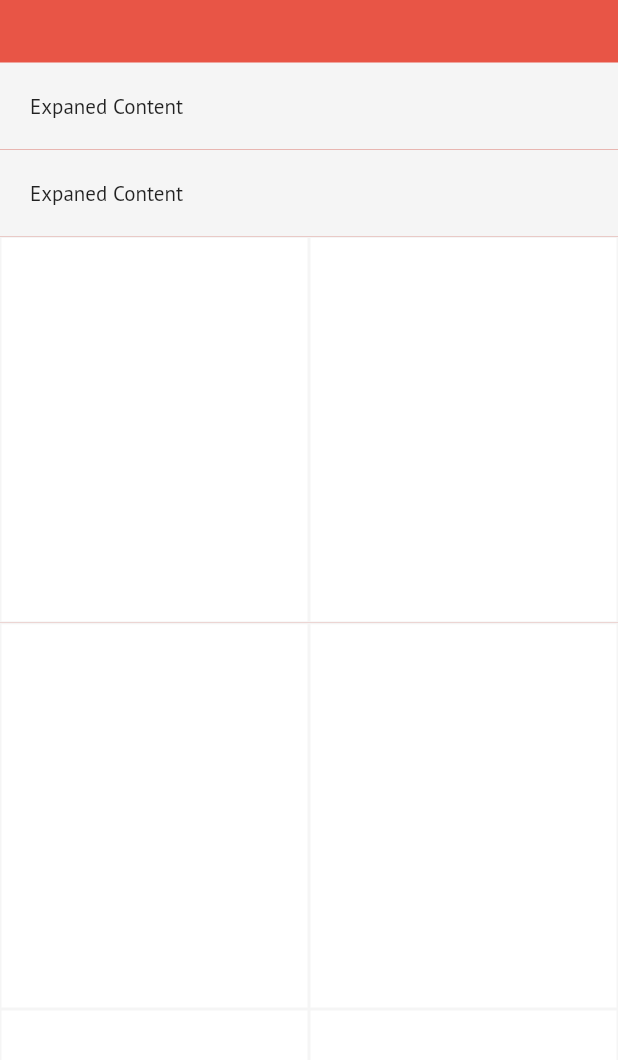
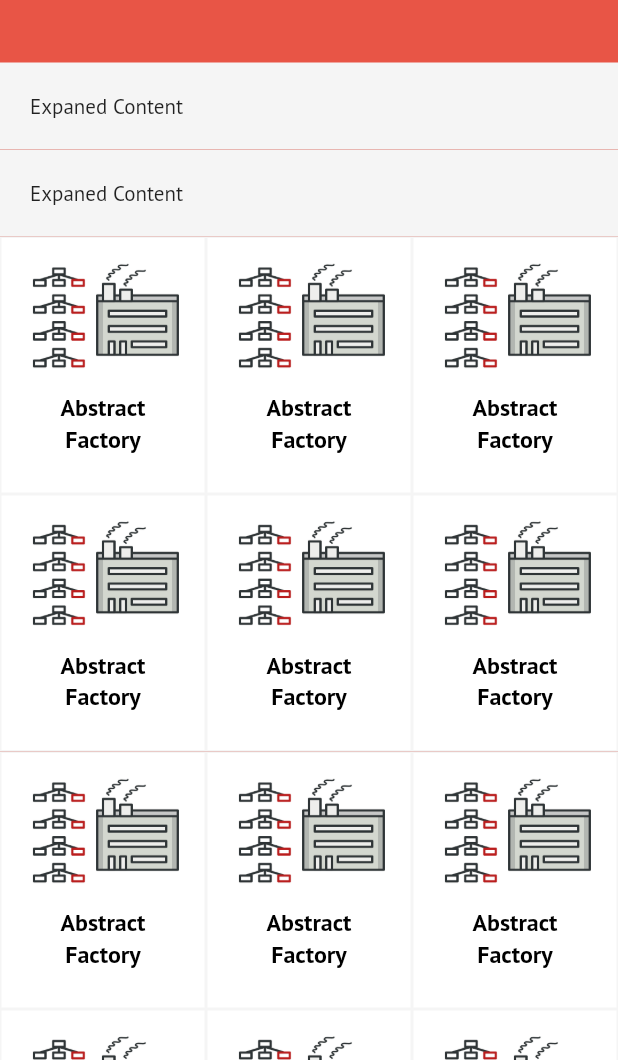
Before and after one commit to Noviko777/patterns_app, a Flutter app: the screen it shows after launch, on a phone screen of 412 x 824 dp, the part 176-1236 px from its top. Run offline on Flutter 3.47's test engine with Material 2 defaults, Android fonts, the phone set to English and light mode, and no system bars; our stand-ins replace device_preview; missing offline and left inert: expansion_widget.

```diff
--- /dev/null
+++ b/lib/data/data.dart
@@ -0,0 +1 @@
+class Data {}
--- a/lib/pages/home_page.dart
+++ b/lib/pages/home_page.dart
@@ -105,7 +105,7 @@ class _HomePageState extends State<HomePage> {
                                     controller: _scrollController,
                                     gridDelegate:
                                         const SliverGridDelegateWithFixedCrossAxisCount(
-                                      crossAxisCount: 2,
+                                      crossAxisCount: 3,
                                       childAspectRatio: 0.8,
                                     ),
                                     shrinkWrap: true,
@@ -113,11 +113,28 @@ class _HomePageState extends State<HomePage> {
                                     itemBuilder:
                                         (BuildContext context, int index) {
                                       return Container(
+                                        padding: const EdgeInsets.all(14),
                                         decoration: BoxDecoration(
-                                            color: MyColors.white,
-                                            border: Border.all(
-                                              color: MyColors.lightGrey,
-                                            )),
+                                          color: MyColors.white,
+                                          border: Border.all(
+                                            color: MyColors.lightGrey,
+                                          ),
+                                        ),
+                                        child: Column(
+                                          children: [
+                                            Image.asset(Assets
+                                                .creationalAbstractFactoryMini),
+                                            const SizedBox(height: 12),
+                                            Text(
+                                              'Abstract\nFactory',
+                                              textAlign: TextAlign.center,
+                                              style: TextStyle(
+                                                  color: MyColors.black,
+                                                  fontSize: 16,
+                                                  fontWeight: FontWeight.bold),
+                                            ),
+                                          ],
+                                        ),
                                       );
                                     }),
                               ),
```
Also changed, not shown: lib/data/models/pattern_model.dart (added, +9 -0 lines), lib/widgets/pattern_item.dart (added, +39 -0 lines).
